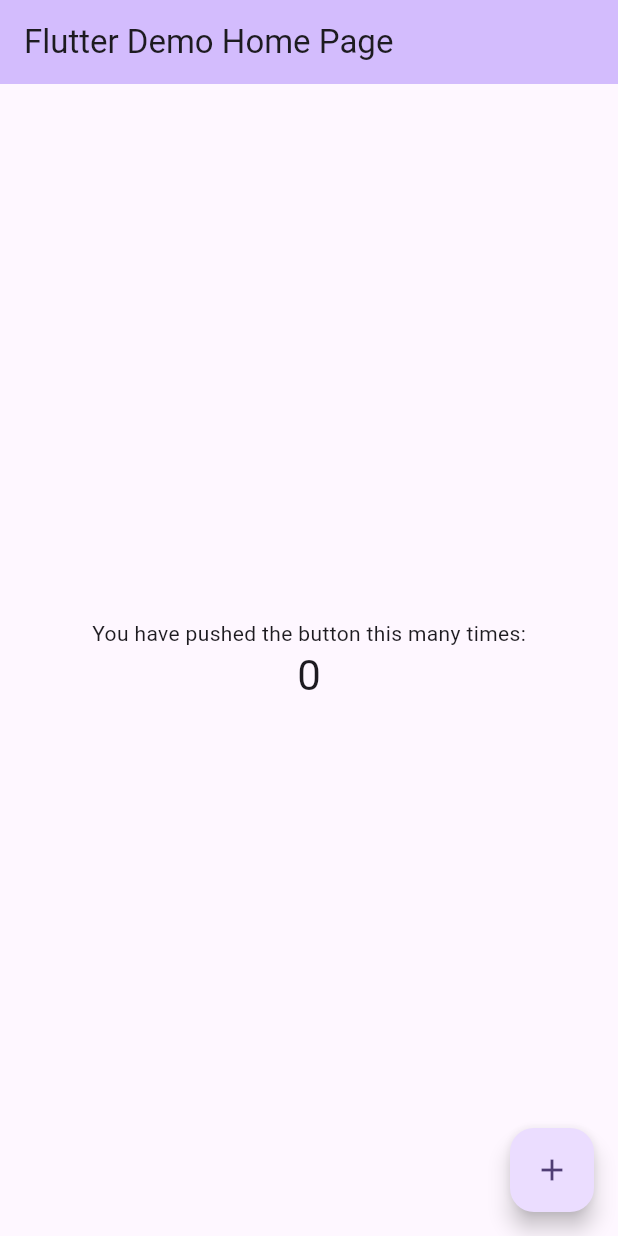
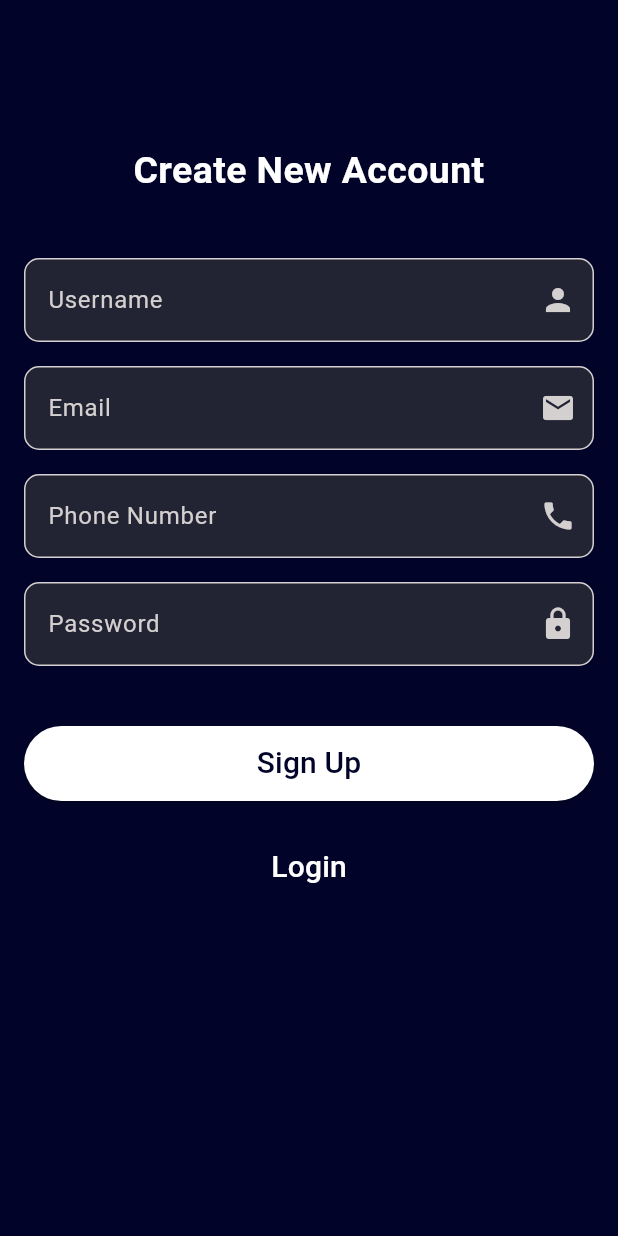
Before and after one commit to ransika26/Computing-Group-Project, a Flutter app: the screen it shows after launch, on a phone screen of 412 x 824 dp. Run offline on Flutter 3.47's test engine with Material 3 defaults, Android fonts, the phone set to English and light mode, and no system bars.

Commit message:
SignUp Page

```diff
--- /dev/null
+++ b/expense_wise/lib/Screens/sign_up.dart
@@ -0,0 +1,172 @@
+import 'package:flutter/material.dart';
+
+class SignUpView extends StatelessWidget {
+  SignUpView({super.key});
+
+  final GlobalKey<FormState> _formKey = GlobalKey<FormState>();
+
+  Future<void> _submitForm() async {
+    if (_formKey.currentState!.validate()) {
+      ScaffoldMessenger.of(_formKey.currentContext!).showSnackBar(
+        const SnackBar(
+          content: Text("Form submitted successfully!"),
+        ),
+      );
+    }
+  }
+
+  String? _validateEmail(value) {
+    if (value!.isEmpty) {
+      return "Please enter an email";
+    }
+    RegExp emailRegex = RegExp(r'^[\w-\.]+@([\w-]+\.)+[\w-]{2,4}$');
+    if (!emailRegex.hasMatch(value)) {
+      return "Please enter a valid email";
+    }
+    return null;
+  }
+
+  String? _validatePhoneNumber(value) {
+    if (value.isEmpty) {
+      return "Please enter a phone number";
+    }
+    if (value.length != 10) {
+      return "Please enter a 10 digit phone number";
+    }
+    return null;
+  }
+
+  String? _validatePassword(value) {
+    if (value.isEmpty) {
+      return "Please enter a password";
+    }
+
+    return null;
+  }
+
+  String? _validateUsername(value) {
+    if (value == null || value.isEmpty) {
+      return "Please enter a username";
+    }
+    return null;
+  }
+
+  @override
+  Widget build(BuildContext context) {
+    return Scaffold(
+        backgroundColor: Color.fromARGB(255, 1, 4, 40),
+        body: Padding(
+          padding: const EdgeInsets.all(16.0),
+          child: Form(
+            key: _formKey,
+            child: Column(children: [
+              SizedBox(
+                height: 80.0,
+              ),
+              SizedBox(
+                width: 250,
+                child: Text(
+                  "Create New Account",
+                  textAlign: TextAlign.center,
+                  style: TextStyle(
+                    color: Colors.white,
+                    fontSize: 25.0,
+                    fontWeight: FontWeight.bold,
+                  ),
+                ),
+              ),
+              SizedBox(
+                height: 40.0,
+              ),
+              TextFormField(
+                style: TextStyle(color: Colors.white),
+                autovalidateMode: AutovalidateMode.onUserInteraction,
+                decoration: _buildInputDecoration("Username", Icons.person),
+                validator: _validateUsername,
+              ),
+              SizedBox(
+                height: 16.0,
+              ),
+              TextFormField(
+                keyboardType: TextInputType.emailAddress,
+                style: TextStyle(color: Colors.white),
+                autovalidateMode: AutovalidateMode.onUserInteraction,
+                decoration: _buildInputDecoration("Email", Icons.email),
+                validator: _validateEmail,
+              ),
+              SizedBox(
+                height: 16.0,
+              ),
+              TextFormField(
+                style: TextStyle(color: Colors.white),
+                keyboardType: TextInputType.phone,
+                autovalidateMode: AutovalidateMode.onUserInteraction,
+                decoration: _buildInputDecoration("Phone Number", Icons.phone),
+                validator: _validatePhoneNumber,
+              ),
+              SizedBox(
+                height: 16.0,
+              ),
+              TextFormField(
+                style: TextStyle(color: Colors.white),
+                keyboardType: TextInputType.phone,
+                autovalidateMode: AutovalidateMode.onUserInteraction,
+                decoration: _buildInputDecoration("Password", Icons.lock),
+                validator: _validatePassword,
+              ),
+              SizedBox(
+                height: 40.0,
+              ),
+              SizedBox(
+                height: 50,
+                width: double.infinity,
+                child: ElevatedButton(
+                  style:
+                      ElevatedButton.styleFrom(backgroundColor: Colors.white),
+                  onPressed: _submitForm,
+                  child: Text(
+                    "Sign Up",
+                    style: TextStyle(
+                      color: Color.fromARGB(255, 1, 4, 40),
+                      fontSize: 20.0,
+                    ),
+                  ),
+                ),
+              ),
+              SizedBox(
+                height: 20.0,
+              ),
+              TextButton(
+                onPressed: () {},
+                child: Text(
+                  "Login",
+                  style: TextStyle(color: Colors.white, fontSize: 20.0),
+                ),
+              )
+            ]),
+          ),
+        ));
+  }
+
+  InputDecoration _buildInputDecoration(String label, IconData suffixIcon) {
+    return InputDecoration(
+      fillColor: Color.fromARGB(170, 50, 51, 57),
+      enabledBorder: OutlineInputBorder(
+        borderSide: BorderSide(color: Color.fromARGB(255, 212, 208, 208)),
+        borderRadius: BorderRadius.circular(10.0),
+      ),
+      focusedBorder: OutlineInputBorder(
+        borderSide: BorderSide(color: Colors.white),
+        borderRadius: BorderRadius.circular(10.0),
+      ),
+      filled: true,
+      labelStyle: TextStyle(color: Color.fromARGB(255, 212, 208, 208)),
+      labelText: label,
+      suffixIcon: Icon(
+        suffixIcon,
+        color: Color.fromARGB(255, 212, 208, 208),
+      ),
+      border: OutlineInputBorder(borderRadius: BorderRadius.circular(10.0)),
+    );
+  }
+}
--- a/expense_wise/lib/main.dart
+++ b/expense_wise/lib/main.dart
@@ -1,3 +1,4 @@
+import 'package:expense_wise/Screens/sign_up.dart';
 import 'package:flutter/material.dart';
 
 void main() {
@@ -11,115 +12,13 @@
   @override
   Widget build(BuildContext context) {
     return MaterialApp(
-      title: 'Flutter Demo',
-      theme: ThemeData(
-        // This is the theme of your application.
-        //
-        // TRY THIS: Try running your application with "flutter run". You'll see
-        // the application has a purple toolbar. Then, without quitting the app,
-        // try changing the seedColor in the colorScheme below to Colors.green
-        // and then invoke "hot reload" (save your changes or press the "hot
-        // reload" button in a Flutter-supported IDE, or press "r" if you used
-        // the command line to start the app).
-        //
-        // Notice that the counter didn't reset back to zero; the application
-        // state is not lost during the reload. To reset the state, use hot
-        // restart instead.
-        //
-        // This works for code too, not just values: Most code changes can be
-        // tested with just a hot reload.
-        colorScheme: ColorScheme.fromSeed(seedColor: Colors.deepPurple),
-        useMaterial3: true,
-      ),
-      home: const MyHomePage(title: 'Flutter Demo Home Page'),
+      title: 'Expense Wise',
+      // theme: ThemeData(
+      //   colorScheme: ColorScheme.fromSeed(seedColor: Colors.deepPurple),
+      //   useMaterial3: true,
+      // ),
+      debugShowCheckedModeBanner: false,
+      home: SignUpView(),
     );
   }
 }
-
-class MyHomePage extends StatefulWidget {
-  const MyHomePage({super.key, required this.title});
-
-  // This widget is the home page of your application. It is stateful, meaning
-  // that it has a State object (defined below) that contains fields that affect
-  // how it looks.
-
-  // This class is the configuration for the state. It holds the values (in this
-  // case the title) provided by the parent (in this case the App widget) and
-  // used by the build method of the State. Fields in a Widget subclass are
-  // always marked "final".
-
-  final String title;
-
-  @override
-  State<MyHomePage> createState() => _MyHomePageState();
-}
-
-class _MyHomePageState extends State<MyHomePage> {
-  int _counter = 0;
-
-  void _incrementCounter() {
-    setState(() {
-      // This call to setState tells the Flutter framework that something has
-      // changed in this State, which causes it to rerun the build method below
-      // so that the display can reflect the updated values. If we changed
-      // _counter without calling setState(), then the build method would not be
-      // called again, and so nothing would appear to happen.
-      _counter++;
-    });
-  }
-
-  @override
-  Widget build(BuildContext context) {
-    // This method is rerun every time setState is called, for instance as done
-    // by the _incrementCounter method above.
-    //
-    // The Flutter framework has been optimized to make rerunning build methods
-    // fast, so that you can just rebuild anything that needs updating rather
-    // than having to individually change instances of widgets.
-    return Scaffold(
-      appBar: AppBar(
-        // TRY THIS: Try changing the color here to a specific color (to
-        // Colors.amber, perhaps?) and trigger a hot reload to see the AppBar
-        // change color while the other colors stay the same.
-        backgroundColor: Theme.of(context).colorScheme.inversePrimary,
-        // Here we take the value from the MyHomePage object that was created by
-        // the App.build method, and use it to set our appbar title.
-        title: Text(widget.title),
-      ),
-      body: Center(
-        // Center is a layout widget. It takes a single child and positions it
-        // in the middle of the parent.
-        child: Column(
-          // Column is also a layout widget. It takes a list of children and
-          // arranges them vertically. By default, it sizes itself to fit its
-          // children horizontally, and tries to be as tall as its parent.
-          //
-          // Column has various properties to control how it sizes itself and
-          // how it positions its children. Here we use mainAxisAlignment to
-          // center the children vertically; the main axis here is the vertical
-          // axis because Columns are vertical (the cross axis would be
-          // horizontal).
-          //
-          // TRY THIS: Invoke "debug painting" (choose the "Toggle Debug Paint"
-          // action in the IDE, or press "p" in the console), to see the
-          // wireframe for each widget.
-          mainAxisAlignment: MainAxisAlignment.center,
-          children: <Widget>[
-            const Text(
-              'You have pushed the button this many times:',
-            ),
-            Text(
-              '$_counter',
-              style: Theme.of(context).textTheme.headlineMedium,
-            ),
-          ],
-        ),
-      ),
-      floatingActionButton: FloatingActionButton(
-        onPressed: _incrementCounter,
-        tooltip: 'Increment',
-        child: const Icon(Icons.add),
-      ), // This trailing comma makes auto-formatting nicer for build methods.
-    );
-  }
-}
--- /dev/null
+++ b/expense_wise/lib/utils/appvalidator.dart
@@ -0,0 +1,37 @@
+class AppValidator {
+  String? validateEmail(value) {
+    if (value!.isEmpty) {
+      return "Please enter an email";
+    }
+    RegExp emailRegex = RegExp(r'^[\w-\.]+@([\w-]+\.)+[\w-]{2,4}$');
+    if (!emailRegex.hasMatch(value)) {
+      return "Please enter a valid email";
+    }
+    return null;
+  }
+
+  String? validatePhoneNumber(value) {
+    if (value.isEmpty) {
+      return "Please enter a phone number";
+    }
+    if (value.length != 10) {
+      return "Please enter a 10 digit phone number";
+    }
+    return null;
+  }
+
+  String? validatePassword(value) {
+    if (value.isEmpty) {
+      return "Please enter a password";
+    }
+
+    return null;
+  }
+
+  String? validateUsername(value) {
+    if (value == null || value.isEmpty) {
+      return "Please enter a username";
+    }
+    return null;
+  }
+}
```
